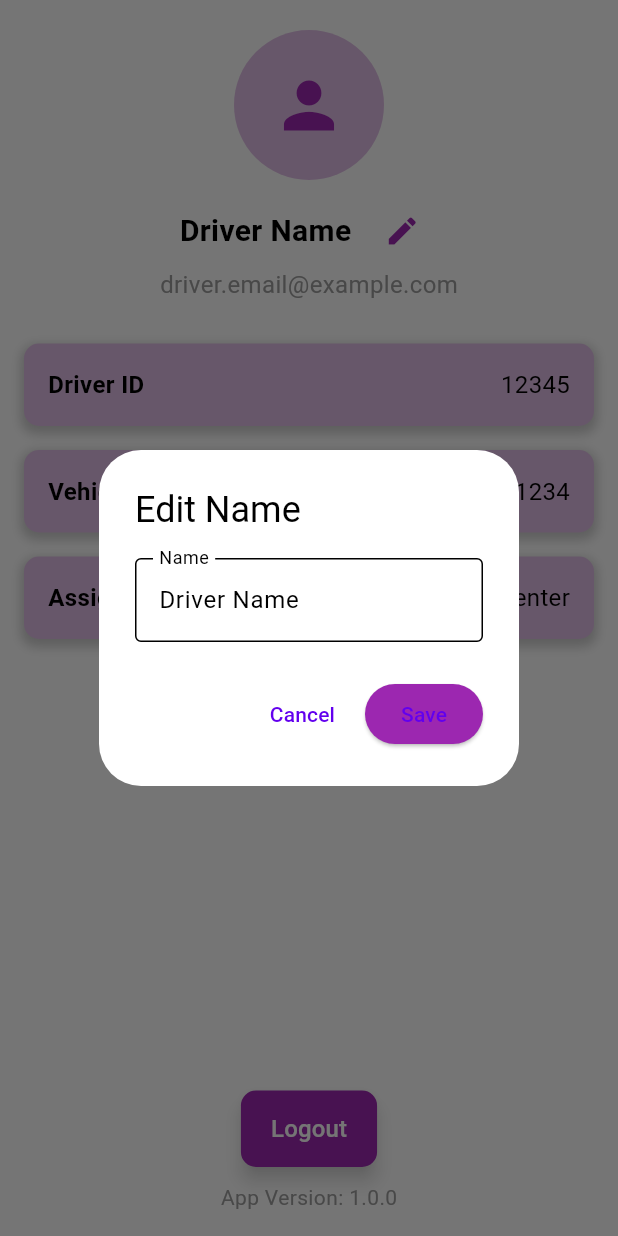
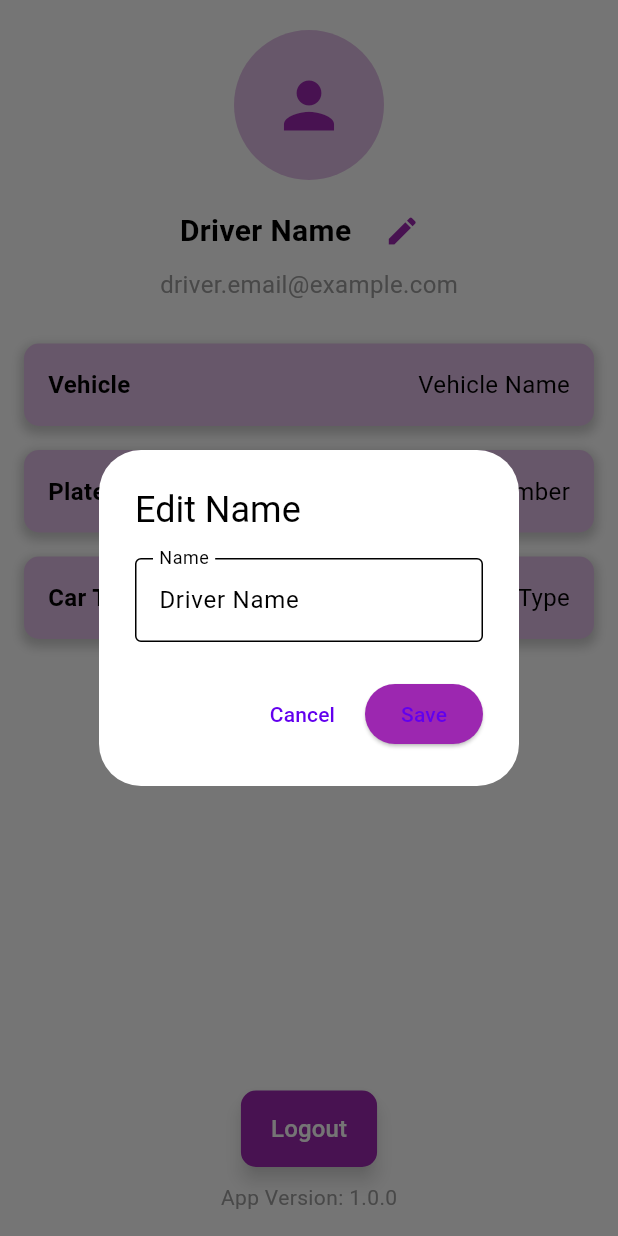
Before and after one commit to yvuuus/bus_tracking_app, a Flutter app: the ProfileScreenDriver screen opened directly, after a tap on the "edit" icon, on a phone screen of 412 x 824 dp. Run offline on Flutter 3.47's test engine with Material 3 defaults, Android fonts, the phone set to English and light mode, and no system bars; our stand-ins replace cloud_firestore, firebase_auth, firebase_core, firebase_database, geolocator, google_maps_flutter and 1 more; missing offline and left inert: flutter_polyline_points, geocoder2; accounts and stored records are empty.

Commit message:
database integration tothe profile screen

```diff
--- a/lib/screens/driver_screens/profile_screen_driver.dart
+++ b/lib/screens/driver_screens/profile_screen_driver.dart
@@ -1,4 +1,6 @@
 import 'package:flutter/material.dart';
+import 'package:firebase_core/firebase_core.dart';
+import 'package:firebase_database/firebase_database.dart';
 
 class ProfileScreenDriver extends StatefulWidget {
   const ProfileScreenDriver({super.key});
@@ -10,14 +12,37 @@ class ProfileScreenDriver extends StatefulWidget {
 class _ProfileScreenState extends State<ProfileScreenDriver> {
   String? email;
   String driverName = "Driver Name";
+  String carName = "Vehicle Name";
+  String carPlateNum = "Plate Number";
+  String carType = "Car Type";
+
+  final DatabaseReference _databaseRef =
+      FirebaseDatabase.instance.ref("drivers/driverId1");
 
   @override
   void initState() {
     super.initState();
-    // Instead of fetching from Firebase, set a static email or load it from local storage
-    setState(() {
-      email = "driver.email@example.com"; // You can set a default value here or use a local storage solution
-    });
+    _fetchDriverData();
+  }
+
+  void _fetchDriverData() async {
+    final snapshot = await _databaseRef.get();
+    if (snapshot.exists) {
+      final data = snapshot.value as Map<dynamic, dynamic>;
+      setState(() {
+        driverName = data['name'];
+        email = data['email'];
+        carName = data['carName'];
+        carPlateNum = data['carPlateNum'];
+        carType = data['carType'];
+      });
+    } else {
+      debugPrint("Driver data not found.");
+    }
+  }
+
+  void _updateDriverData(String field, String value) async {
+    await _databaseRef.update({field: value});
   }
 
   void _editName() {
@@ -47,6 +72,7 @@ class _ProfileScreenState extends State<ProfileScreenDriver> {
                 setState(() {
                   driverName = nameController.text.trim();
                 });
+                _updateDriverData("name", driverName);
                 Navigator.pop(context);
               },
               style: ElevatedButton.styleFrom(backgroundColor: Colors.purple),
@@ -123,16 +149,16 @@ class _ProfileScreenState extends State<ProfileScreenDriver> {
                   padding: const EdgeInsets.symmetric(horizontal: 16.0),
                   children: [
                     ProfileDetailCard(
-                      title: "Driver ID",
-                      value: "12345",
+                      title: "Vehicle",
+                      value: carName,
                     ),
                     ProfileDetailCard(
-                      title: "Vehicle",
-                      value: "ABC-1234",
+                      title: "Plate Number",
+                      value: carPlateNum,
                     ),
                     ProfileDetailCard(
-                      title: "Assigned Route",
-                      value: "Route A - City Center",
+                      title: "Car Type",
+                      value: carType,
                     ),
                   ],
                 ),
@@ -146,7 +172,8 @@ class _ProfileScreenState extends State<ProfileScreenDriver> {
                     ElevatedButton(
                       onPressed: () {
                         // Perform any necessary local logout action, such as clearing local storage
-                        Navigator.pushReplacementNamed(context, '/login'); // Navigate to the login screen
+                        Navigator.pushReplacementNamed(
+                            context, '/login'); // Navigate to the login screen
                       },
                       style: ElevatedButton.styleFrom(
                         backgroundColor: Colors.purple,
```
